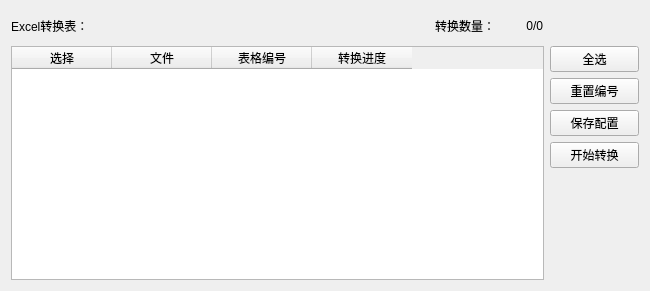
This is excel_word/ui/designer/tablewidget.ui in rukehu/pyProjects as Qt 5 draws it before an edit. The edited form follows.
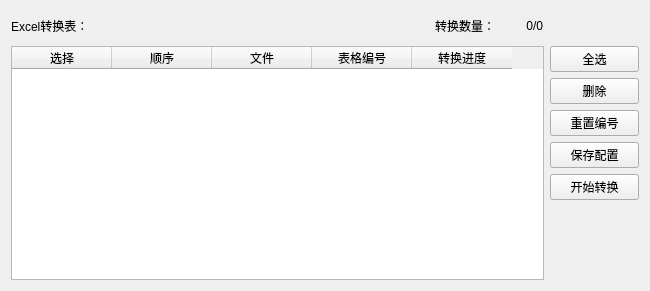
This is the edited form.

Patch:
```diff
--- a/excel_word/ui/designer/tablewidget.ui
+++ b/excel_word/ui/designer/tablewidget.ui
@@ -87,6 +87,11 @@
          <string>选择</string>
         </property>
        </column>
+       <column>
+        <property name="text">
+         <string>顺序</string>
+        </property>
+       </column>
        <column>
         <property name="text">
          <string>文件</string>
@@ -115,6 +120,13 @@
            </property>
           </widget>
          </item>
+         <item>
+          <widget class="QPushButton" name="remove_btn">
+           <property name="text">
+            <string>删除</string>
+           </property>
+          </widget>
+         </item>
          <item>
           <widget class="QPushButton" name="reset_btn">
            <property name="text">
```
Left out of the diff: 2 changed lines with no effect on the pictures.
